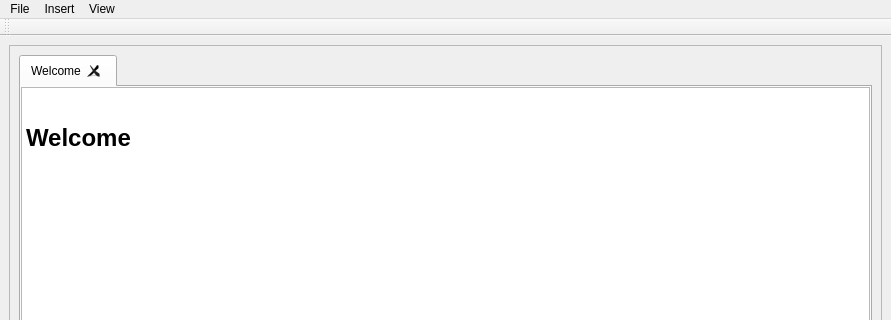
Before: the Qt Designer form src/core/mainwindow.ui in Kalbra/skui, drawn with Qt 5; both pictures show x 0 to 891 and y 0 to 320 of the 891 by 550 pixel window.
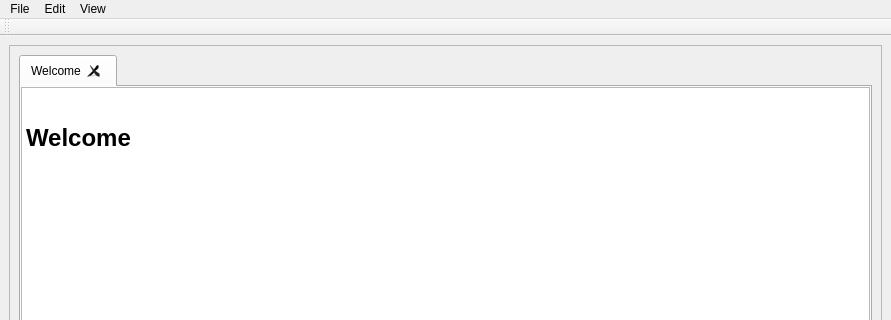
After: the same form once the commit is applied.

```diff
--- a/src/core/mainwindow.ui
+++ b/src/core/mainwindow.ui
@@ -101,7 +101,7 @@
    </widget>
    <widget class="QMenu" name="menuInsert">
     <property name="title">
-     <string>Insert</string>
+     <string>Edit</string>
     </property>
     <addaction name="actionButton"/>
     <addaction name="actionSlider"/>
```
Left out of the diff: 6 changed lines with no effect on the pictures.
